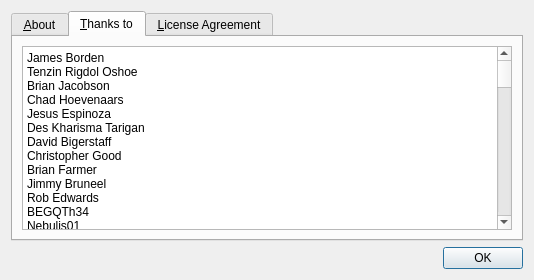
Old version of the form gns3/ui/about_dialog.ui in the repository GNS3/gns3-gui.
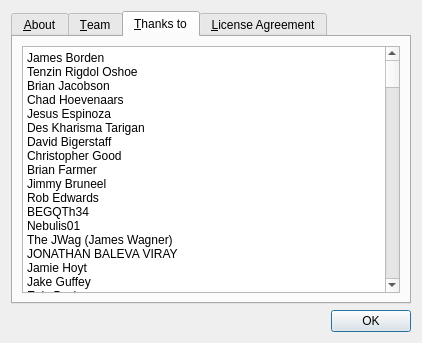
New version of the form. The open tabs and pages were chosen to show the change. Icons and pictures are not drawn.

```diff
--- a/gns3/ui/about_dialog.ui
+++ b/gns3/ui/about_dialog.ui
@@ -9,8 +9,8 @@
    <rect>
     <x>0</x>
     <y>0</y>
-    <width>534</width>
-    <height>280</height>
+    <width>422</width>
+    <height>343</height>
    </rect>
   </property>
   <property name="windowTitle">
@@ -82,6 +82,24 @@
        </item>
       </layout>
      </widget>
+     <widget class="QWidget" name="tab_4">
+      <attribute name="title">
+       <string>&amp;Team</string>
+      </attribute>
+      <layout class="QVBoxLayout" name="verticalLayout">
+       <item>
+        <widget class="QPlainTextEdit" name="uiTeamPlainTextEdit">
+         <property name="readOnly">
+          <bool>true</bool>
+         </property>
+         <property name="plainText">
+          <string>
+</string>
+         </property>
+        </widget>
+       </item>
+      </layout>
+     </widget>
      <widget class="QWidget" name="tab_2">
       <attribute name="title">
        <string>&amp;Thanks to</string>
@@ -2452,7 +2470,1177 @@
 Scott Maderitz
 Eugeniu Babin
 William M Zambrano
-Elton Hubner</string>
+Elton Hubner
+Marek Macovsky
+Luccas Aguiar
+Keith Nowosielski
+Dr Bankim Jani
+JS
+Tuxufologo
+kishiro
+Eric Gamess
+Nguyen Thai Nguyen
+Dmitry Pavlov
+AS97
+Axel Sioland
+Louis Bartay
+yokota shinichi
+medtemo
+Fekadu Berhane
+Dmitriy E. Koshkin
+amrinder kamboj
+Muyeen Parveez
+Peter Tavenier
+kalpana
+DlteC do Brasil
+Tim Wilkes
+Dave Malner
+Ali Fadhl Hussein
+elgrecos
+Brandon Fields
+Richard Jenniss
+mikemick
+Hitesh Panchal
+W3FTM
+TxetxuMC
+Rotero82
+JD Keith
+MichaelDHays
+yeyo
+Mohamed Mohamud
+Tarik houmaiza
+Alessandro Piva
+Arabi
+Victor Salas
+Santosh Nair
+Shashank Bhargava
+Andrew Tagliani
+Shamal Weerakoon
+Matt &quot;The Beard&quot; Powell
+Douglas Edward Luce
+John the PawWow
+Dave Persuhn
+Peter Daniel Bartyik
+Richard P. Mauer
+Juan C. Guerrero
+Randall Nieland
+Carlos Cabrera
+Jason Giles
+Robert Pribanic
+Renato Pinheiro de Souza
+Antonio J Remedios
+Adam Reblitz
+Jose Rodriguez
+Glenn Eberhard
+EricWibowo
+Peter M Nikodem
+Sergio Ryan La Torre
+Tommie James
+Sabine Reis
+Skyler Hayes
+Yoruba
+Jens Stark
+Dean Lewis
+Recundis
+Yazeed Fataar
+IOLARIU
+Kurt &amp; Ethan Steed
+Paul Slater
+Malick FALL
+eduinho
+Shev
+v0ha
+Bezmalinovic
+Les Bowditch
+Rick Sattler
+PGX
+Abhinandan Juyal
+Ernest Edwards
+Paul Woodhouse
+Ian Benoit
+Sasha Dee Robbins
+Ferrel
+Marc Snelgrove
+Nicolás A. Escudero
+Marcus Auman
+sides14
+albokillers
+Juan C. Espinoza
+Filipe Torres
+J.C. Cederboom BICT
+Jovanni
+Matthew C Hickey
+Michael Anthony Cummisky
+Dmitry Figol
+Brian Wusu
+ZEULEO
+SeongJaeYang
+Jesus Alirio Diaz Castro
+C Dennis Ferguson
+Viktor Pakin
+Shelbie_Fann
+Jay Canfield
+Andrei Bolanu
+Juan Felipe Palacios
+Igor Boyko
+hadinhphu
+Esvi Molina G.
+Shawn McHenry
+korjjj
+Abdul Jawad Shakoor
+Edmarc Vitz Oliveros
+Mike Melo
+Walter Haeffner
+TKH
+Matthew Weber
+H4K3R
+Shawn Hanff
+Ateeb Ahmed
+Jerry Kanoholani
+Anton Björkstrand
+Ryan Corcoran
+Eric Persch
+Dane Straub
+Syed Hashmi
+Muhammad Furqan Butt
+Jima
+Bill Scheirer
+Mikael H.
+Internetworkerz
+Mike Ferguson
+Matthew Mason
+Sujith TK
+TheSource
+Eduardo Romero Peña
+Andrei Niamtu
+Shafaq Ali
+Harold H Hall III
+Dion Rupert
+Iavarone
+Eric Geib
+Prakash
+Tom S Pedersen
+bash550
+Mukendi Zamba
+Daniel Gheorghe Luca
+Phillip B. deChantal III
+Aatif Nawaz
+Yuri (aka itAvgur) Melnikov
+iKaruS
+Jon Christopher Matthews
+Stuart Fordham
+olga1126
+Ashwani Patel
+Ronald White
+Rob VanHooren
+Ifti Hussain
+Jan Král
+pramod mangatha
+Franklin Davis
+Kendrick Som
+Joseph Amen
+Michael Lee Mosher
+Abel G. Aberra
+jbrake
+joso
+Renzo Tovar Ledesma
+Rodrigo Lube
+Emad Abid
+Joshua St.Clair
+Gabor Keri
+Chris Ortiz
+Michael P Goodwins
+Adrian Oden
+Paul Eugene Smth
+Sahil Pujani
+manokum6
+Ruslan Foutorianski
+Sinan Sulaiman
+Philip Weekly
+hernan.cruz.iii
+Torgny Holmlund
+A.Autricque
+LeeJBurton
+Daniel Elkins
+Ahmed Shetta
+Mihai Mirita
+AsdfghjkL
+Anton Zinchenko
+Anders Låstad
+Asimios Kiropoulos
+cdljel
+Meeralebbe Mohamed Rezard
+Chris Weber
+Shawn Nay
+Gabe Rivas
+Andrea Dainese
+Eric SAUGNAC
+vahid rezaabadi
+Don Kanicki
+Joe Mendola
+Stanislav_CCIE_NextGen
+Steven Coutts
+Ahmad Amran Ahmad
+ChewableFritter
+Torgny Tonna Holmlund
+Taiwo Awoyinfa
+Aju Jose
+Cory Light
+Daniel de Morais Gurgel
+pkillur
+Alex D
+Felipe Solis
+Vijayendra Shetty
+Frédéric &quot;Strall&quot; C.
+JP Scholten
+Olugbenga Adara
+José Ignacio Jorquera G.
+RICHMAC
+Timi Shoyele
+Andrew Roderos
+Sathursan Kantharajah
+Edj1963
+Lasse Haugen
+Thiago Bastos (TBastos)
+Diogo Mendes
+Eric Villeneuve
+ARNOLD KWAME MARKSON
+Tomek Szulczynski
+Achiraf
+Brent O'Keeffe - University of Chicago
+Trenton John Skoog
+Mark Hicks
+A Davis
+VASANT
+Dat Nguyen Thanh
+Robert W Goguen
+Noel Sergio
+Peter Clemenko III
+Happy Hanna
+Alexander Atanasow
+Nkosinathi Mntambo
+Jeff Oliver
+Sean Wauchop
+Simon Priest
+oliverdiese
+Simon Macpherson
+Dennis Weijenberg
+Jonathan Worth
+Pauly Comtois
+Dynamic Network Security Ltd
+siggjen
+TimmyK
+Hernan &quot;IP&quot; Marquez
+Ryan Young
+Abdiweli Haji
+Thomas Kager
+ElaineJoyDelaCruz
+Jeff Smith
+Lionel PONCELET
+Frode Figenschou
+EvelynBowman
+Dr Barra Touray
+Irvin Leo Villanueva
+Steven Bowman
+GurcharanSingh
+Shane Bradley
+Alex Kruch
+Andrew Quinton
+Jeremiah Sholes
+David E. Cohen
+Michael Ciacco
+Ziggy
+Abrhim
+Des Kharisma
+yusyd
+Tomasz Grzelak
+mosipd
+J.D. Wegner
+Fred O Asante
+George C. Dean
+Jose Ricardo Feliz de Oliveira
+Muhammad Nouman
+Hamid Reza Farahani Farid
+Kaizad Anklesaria
+Lonie Packer
+aelso.silva
+Erik de Wildt
+thepcdoctor
+Ben Murray (Cache22)
+kuji
+Bobbie Edwards
+AugurJ
+Rodrigo de Paula Cordeiro
+Edson Siqueira, RJ - Brazil
+JMB^3
+cgbfish
+zdenotim
+Jose Barrantes
+Gordon Howard Hannan
+Aboubacar Ballo
+Matt 'Jacktooth' Allen
+Gabe
+Junaid Khan
+Markus Schaufler
+Terry Rawleigh
+Abdulla Solutions.net
+Luis Carlos Salazar
+Charles Boston
+Tyrone Penn
+Paul Denning
+GSingh14
+preston
+Stephen Wilson
+JamesBernardVallespin
+Mircea Ion Nedelea
+Sung Jae Park
+Khaled Alghazi
+Ewart Duncan
+Nov Alpha Kilo
+Billy J Bryant &quot;Diomenas&quot;
+Tom_Evan_Alexa_Tif_Tippen
+abcdefgh1234
+Florian Ohnemüller
+gnos
+ankur singh
+Donna Murphy
+Joey Lamb
+Satyajit Mandal
+Jean Guandalini
+Mohammed Elqazzaz
+NWN Dan Hellwig
+Raghav Gurung
+Jon Halar
+Daniel G Tootell
+Graham Shaw
+Lando Thomas
+Joe Sanchez
+Chris Corbin
+Samuel E. Brown
+Dmitri
+Omar Fawaz Thoaib Al-Sammarraie
+nyasha muzwidziwa
+snuthall
+Craig Coffey
+Ramgopal Reddy M
+Guilherme Montoanelli
+l3y3t
+Tony.Davis
+Pipeiden
+Thomas Tablada
+Matthew Piechotta
+David Michael Alan Daniel Gross
+Robert Bezerra
+Sergey Polski
+Ivan Haralamov
+Harley Hopkins
+Dave Kretzmer
+Timur Mezentsev
+David Bianchi-Pastori
+Przemyslaw 'UWillC' Snowacki
+Samuel Oppong
+Joshua Riesenweber
+Vlad Ivanovic
+bryanamv
+Tomasz Łęgowiak
+M. Dustin Brimberry
+Monthon Thunboonma
+Parambir Singh Bhullar
+Fahad
+Thomas Wing
+Devan Hardwick
+Bahman Arbab
+Jared M.
+Philip Wong
+Paulo Galluzzi
+Gregory L. Johnson, Jr.
+Mario Mariscal
+KYLE LYNCH
+Ross Anderson
+John Littler
+Kingsley Tambe-Ebot
+Muhammed Ali Bulut
+Sanjay Kumar Patel
+MUJTABA HAIDARY
+juliox
+Robert Morris
+Nick Duff
+Andrew Krist
+GNS41292
+Vishnu Nagepally
+Prithvi
+Jomar Vincent Miller
+Gildas Pambo
+Michalis Polyadis
+A.W. van Bart
+Erwyn Tadong
+Robert Laidlaw
+Lance Heckerman
+Tzu-Che HUANG
+S.Gerry
+Kevin R. Owens II
+Ahmed Alayyoubi
+GNS40116
+KeshavS
+Panagiotis Dasouras
+Francesc Lumbierres
+Brandon Benchley
+Rusu Mihai
+Imran Yousaf
+bsdam
+Curtis Bunch
+Diego Antonio Quintana Solano
+Kendell-Lee
+Scott Pickles
+Ahmed AlGherbawi
+Unzagi
+Tim Sedlmeyer
+Ethan Tan YW
+Bad Mother Fucker
+Gurpreet Grewal
+veers
+Ehsan Hzare
+Dennis Pham
+Edsil Welch
+yarrrr
+Alexey Eromenko &quot;Technologov&quot;
+Junior J George
+Q Ozzman
+Jakso Ozi Laszlo
+Origosis
+Dave Martin
+Matthew A. Kurowski
+FosNA
+Md.Rafiqul Islam
+Wuggles
+Jason Marley
+Adnan Kolakovic
+Thomas A York
+mikedesanto
+Ramadevu Ramkumar
+Joe Audet
+Barz Dove
+BremerH0
+Karwan
+Mark McGrady
+Herbie
+Adefisayo Adegoke
+Luke Dominy
+Gareth Rhys Williams
+Harley Thomas Jones
+Elvis Lunga
+elinathan
+Chris Dent
+Omeata Ifeanyi
+Sanyi Wakgari
+gizmo
+routenull0
+Simon Wilkinson
+Andy Britten 59 Commando RE
+THEIS
+F Graham
+Graham MacGregor
+wgamper
+Mark Buono
+John Li
+Daniel David
+Ahmed Thabet
+Prithvi Das
+Mike Mcleod Jr.
+Michael Higgins
+Praveen Kumar
+Rick Mills
+Miguel Sama
+Jim Aurouze
+Pramod Mangatha
+Ghiyas Haider
+frank hopkins
+Bizkitcan
+John Rockwell
+Patrick Joseph A Evangelista
+Tom Deamer
+TiagoWR
+Iman Ebrahimi Tajadod
+Somone77 was here
+mckrsta@hotmail.com
+Joseph Munyongi
+Chris Palmer
+Himanshu Bhatt
+Phil Henson
+Rfernandes
+Eze
+Ezenwa
+DaRyan Horn
+Waisudin Farzam
+Vyacheslav Sobchenko
+Robert Gorbul
+MrBultitude
+Dave Massam
+Khumi
+Francisco &quot;TuKoX&quot; Briano
+Aijaz
+rittam
+Seweryn Obieglo
+Tessius
+Hans Lossman
+Libi Pappachen
+TSAV
+Deskha
+Mohammad Al Amaireh
+Megajove
+Nico Heijnen
+Jeff Nagel
+Travis Baker
+Bryan Tabb
+MNL1960
+LsTRA
+GarethHall
+Vanquish1986
+JAMES SNEW
+Muhammad Bhatti
+Tiago Marques
+Jason Pietrzak
+Ping Petchged
+Herman
+Nikul Patel
+Alfred Eric Jones III
+Josh Barenthin
+Kanuj Behl KjB
+philbeau
+YALEW TAKELE
+phletchmattic
+Jayir Mansuclal
+Phil Beaudoin
+Steve Minnick
+Eugenio de la TorreGNS30928
+Eugenio de la Torre
+Aelso.silva
+Jodoval Luiz dos Santos Junior
+Zack Manriquez
+WOS
+Chris Good
+ALI QASSEM ALMHDI
+Clifton Bissick
+Edward Cohen
+Driton B
+Brian Keifer
+Henry Dsouza
+Garrett Haynie
+Bob Lyons
+David E Soto JR
+Rob Jeff
+Cicero Avila
+fulopa7
+Arnaud Helin
+Dan Alongi
+JamesDanielMorris
+Vladimir Novakovic
+Daniel Baeza
+Manolo164
+Mike Simkins
+Craig Ellegood
+Angel Serrano
+Jude Lymn
+Robert Jordan
+Karl Struss
+Curt Kellum
+Paul Gunter Bravo Ch.
+Guy Verdegem
+Walter Johnstone-Breen
+Maged Atef
+Morgan Chea
+Microland Limited
+Saed Zahedi
+Reynaldo Bilan
+Josh Lumahan
+Nima Javidi
+CraftedPacket
+Mike McPhee
+Christopher Beyer (CT)
+lishanmirando
+Christian Chavez
+Shawn H4K3R Hanff
+Marcin Markowski
+Ibrahim El-Ali
+Muhammad Agung Nugroho
+Don Taylor II
+Ian Davidson
+Henry Trombley II
+Nestor Rubio
+Fritters
+Korish
+Humaiun
+Bilal Issa
+Francisco Alfaro Espinoza
+Travis Kreikemeier
+Chee Vooi Lew
+Ovidiu Constantinescu
+Sergio Martinez Leon
+saran
+SPUCKETT
+Krishna Kumaran GK
+StefanoLaguardia
+Patrick McGirr
+Anderson vakaoBR Leite
+Felippe Dias
+Vladimír Vladys Jančich
+Johnboy3
+Shane Froebel
+Cushgod
+Craig Zambra
+tsk700
+Erik Pettersson
+Daniel Leece
+Tim Ingalls
+Matti Huotari
+Duminda Wehalle
+MACE529
+Mohamed Furqan Firdous
+Dinesh Rupan
+Chad Stambaugh
+Thomas Marchsteiner
+Luis Gustavo Fernandes
+Aouachria Nassim
+Gerardo Estrada Gutierrez
+Erik A Bodholt
+Ali Khuram
+SysWiz
+Guilherme Ladvocat
+Ezy
+Chris Bell
+Paul Heck
+Bjørn Petter Kysnes
+Andre Jonker
+BARY
+Grillmon
+Hisham Jaghloul
+Straube
+Ian Patterson
+Andrew J. Thompson
+Damian Barlow
+Marcus
+Kevindenton
+KoolFadil
+Fadil Kadrat
+Jacob McCoy
+Penny Yeung
+SOE NAING OO
+Victor Reyes II
+Ronnie van Eecke
+Derek Fries
+ZAIM Lotfi
+Larry Peterson
+Stephen Arogbonlo
+Cristian Silva Guerra
+Bill Miller
+jaberzadeh
+Peyton Quast
+Ola
+D O'Raghallaigh
+Shaik Mahamood
+ZardozTrampoline
+Jason Zimmerman
+ALI Q ALMHDI
+Maxim Klimanov
+DBQ1969
+Drew Gough
+Aamir Ismail
+Ejdayid
+Charles Maze
+GunnarHakonarson
+Mark Wyss
+nicku
+Adam Norman
+Ahmad Rateb
+Kingsley Tako
+Saminder Sandhu
+Ahmed (Sigey)
+Rémy POUPPEVILLE
+JeroenPeeters
+d3vild0g
+Stefan Stoyanov
+Anthony Hopkins
+Paul Jeffrey
+Tommy Faucher
+Gessesse Eshetu
+Christopher Pratt
+Jani Laakkonen
+Marios Nicou Louca
+Aaron Schmierer
+Chris Luke
+Preston Taylor
+Chris &quot;Sasquatch&quot; Saxton
+Brian Dalhover
+Aaron Mayfield
+Engjell R. Pllana
+KalSarai
+Mike Nathan
+Le Viet Thanh
+Stumper
+Brian Ladd
+Brian Binion
+Marcos Umino
+Alex Martins
+Petrollese
+Marion Bogdanov
+Tom Jehn
+Kevin &quot;MadDOG&quot; Livingston
+Mike Profitt
+Sean Treschen Pillay
+adunselman
+Andre Dunselman
+Don McDonald
+Jeff Cummings
+Carlos M Cabrera Vargas
+Dilip Ratna
+Viet Nguyen
+Nelson Lee
+John Anthony Jones
+Jack and Mia
+JamesANDDanielMorris
+Giuliano Barros
+Ingo Bothe
+Malik Lolonga
+NAIF - ALthubaiti
+Faisal Rehman
+Juergen Morgenstern
+Adli Hajarat
+SONIDA
+Dan Morgan - VisuMAX
+Joe Sarah Vivien Brantley
+Joe Sarah Vivien Sam Brantley
+Alex Kiwerski
+Christian Hansen
+Digital Design Networks, LLC
+TorentZachary
+RobinM
+Michael Amador
+claytondf
+James W.A. Albert
+Mike Carty , Alliance
+Damian Zaremba
+Sol Birnbaum
+Mark Butler
+Sam Alletto
+Ron Cannella
+RIP Benjamin Gibbs
+Joshua Settle
+rotimi gbadamosi
+rivmont
+CCIE28826
+Miltiades Hadjioannou
+Psyche607
+Yohan
+Denilson Dejesus
+Allan Que
+Rudy R Guerra
+Palle Christoffersen
+Kishor
+Vinicius, O Caixeta
+Mohamed Rezard Meeralebbe
+EmreR
+Alex Hubery
+Sol Huebner
+alepo
+Andrés oRtA eLiZalde
+Frank Garrison
+Vincent van der Sluijs
+NelsonNetworks
+Marc Weisel
+wobe
+Kev Ward,UK
+Mitch Vaughan
+Mujtaba Mir
+Arni Birgisson
+Abel Aberra
+Jeff Nierman
+godZilla
+gingerpower121
+cyrinojuca
+Peter Joseph
+Davisteraz
+Eduardo Cardoso dos Santos
+MARK &quot;BIG MAC&quot; MCGRADY
+chekoceron
+GuillermoJimenez
+Alvin Phillip
+jerrysimila
+Patrick den Hoed
+Ciro Centro Strico Salerno
+Emilio Morla
+Mike Shafer
+agho
+Fernando Requena
+Dovydas Stepanavicius
+Joseph W. Anderson
+Nathan Chisholm
+Yahngel
+rolf1974
+Joe Polak
+Stephen Moore
+Van Michael
+Ondrej Köver
+Brian Adelson
+Vasco Ferraz
+CHONG YU NAM
+Jody L. Whitlock
+Kanangu
+Godwin Nsubuga
+John Hennessy
+Michael A. Little
+stibibby
+Shane K Hunt
+Adroit Tutoring
+JamesBernardBenjaminVallespin
+Ken B.
+Asib Yussuf
+Miguel Edison Santos - CAF
+Robson Luis Sgai
+Leon Deguenon
+Gabriel Urra
+Rob Coote
+Wickedkuul_Beehotsch
+Robert Mikołajczyk
+Yasser A. Alluhaidan
+Gessesse ESHETU
+Joe Kukis
+rgb943
+Joe Wills
+Robert Rittenhouse
+Reinaldo Benitez
+vrhvenkatesh
+Nirav Bhatt
+David Perry
+Carsten Ellermann
+Rufus Methu Igoro
+Jeff Pooley
+Andrew B. Shipton
+YeowKee YK@TECHNICALES.COM
+naveed4k143
+Nathan Ash #12148057
+Robert Marmo
+George Vanburgh
+Tudor Davies
+Jeremy Bowen
+Andrew Fox
+Junior Taitt
+Tropizm
+Potcholo &quot;Nick&quot; Nicolas
+Brandon Bennett
+ntwrks
+Hjalti Pálmason
+Zachary Hill
+Ian Verno
+Jean-Christophe Baptiste
+chandima Ediriweera
+GunnarH
+Kenrick Wong
+David Afro Lezama Castro
+Asad Munir
+mohammed hashim
+José Luis Berlanga Villlarreal
+aaden
+Martin Schumacher
+Ðrizz
+Daniel Lintott
+tekdork
+Sergio Pereira
+James Wamburi
+Mark Wecker
+umar.hanafi86@gmail.com
+Edson Tadeu Almeida da Silveira
+Christopher Kilger
+Alex Beal
+Johnny Uribe
+Kevin P Sheahan
+Alex C. Rodich
+Joao Teixeira
+Caio Vianna Mello
+fierceg37s
+Doug Lardo
+Conrad Jedynak
+Andy Kelsall Jr.
+Marco Basurco
+Julio Delgado Jr
+Ken Hallstrom-Meade
+Nathan Loop
+daxm
+Kevin Pryce
+Skipdog
+Jean D Ulysse
+Richard Kwame Peasah
+Peter Musolino
+Eric Andrews
+Essam M Mahmod Ahmed
+Mir Ali
+JesurajAP
+David Darryl Pitre
+Vladimir Zalles
+C_S_Ginn
+Gustaf Hyllested Serve
+Matt Blackwell
+Skilldibop
+Paul &quot;Skilldibop&quot; Jerome
+Gera74
+AAronC
+Rob Wilkes
+steve brokenshire
+Mardie Kartosoewito
+Ryan Bagley
+Mario Seoane
+James Vickery
+Peter Scheele
+pdxDavid
+Pedro Sobral
+Bryan E. Pratt Jr.
+Eddy Loffeld
+Joshua Guillory
+ClarenceCaldwell
+Afrim Kwarteng
+Chika
+Marco Caruso
+Abubakr A Binafif
+chuck russell
+Jake Vallejo
+Kostia
+Biswajit
+Marcelo da Silva Conterato
+Ellert Hardarson
+Rowan Lee
+Mossyrik78
+Mikhail Shpak
+Gianremo Smisek
+xtify21
+Travis Newton
+Stephen Turnbull
+James Grace
+Eric &quot;Frenchie&quot; Villeneuve
+Rick Brady
+Bodizzle
+rbailey-NTAI
+Asamoto
+Allen Taylor
+NetJimB
+kyoungyong lee
+Damian Marcrum
+Nicolas Bautista
+Brad Allatt
+Salman Ahmad
+Gerardo Guzman
+Kovan Azeez
+Alkhamisy Adel Hamad
+RajJyothi
+Leonardo S Jeronimo
+Xcratburma
+Bjørn-Inge Haga
+Tristian Howard
+Robert Wilson
+BattyTheJedi
+Kosala
+Nazmus Sakib
+Alfred Eric Jones
+J Grant Bellchamber
+Lekan Aje
+Jacob Winkle
+Maybe translate to Norwegian?
+Anthony R Junk
+Amplex Electric, Inc.
+Sue Chatterjee
+Glen Stadig
+Christian Menz
+Billy Nix
+JoeyL.
+Alessandro.Veras
+Steven Vlahakis
+Kevin Bowen
+NG11geek
+Matvey Gubanov
+frano-dalmatinac
+OrceDimitrovski
+boogsalmighty
+Maky Robert
+Stuart Walker
+Vipin Kumar
+N.Sivatharzan
+Dannie Norman
+Sylvester Metieh
+Tyler Pruess
+DanielMB
+Ryan Douglass Milton
+Ahmad Amran - Webcore
+Benjamin Feld
+GWSchweickert
+Dirk Fettke
+AJ NOURI
+Stefan_Basson_Sydney_AUS
+Tang Choong Whye
+Ofer Ben Zvi
+5UCC355
+Rikard Borginger
+Robert K. Saydee Sr.
+D.Coty
+Michael G. Taylor Sr.
+Erich Schommarz
+Cassius Thomas
+Dominic Metzger
+Mike Manning
+José M. Castro Jr.
+Justin Bridgman
+Francis Enmanuel Baez Metz
+Ievgen Morskyi
+itAvgur-Irkutsk-Russia
+Padraic D. Hallinan
+Thomas Deamer
+Marco Paulo Ferreira
+Nicolas Pagano
+JR Garcia
+SIAGHY
+Naj Qazi
+reynaldo bilan
+Matt Egan
+Chris Beach
+Fco. Jose Santos
+Johnny Miller
+Muhammad Tahir Munir
+BJoslin
+Nick Fouts
+Pete Kowalsky
+developer
+Tyler Conrad
+Michael Weaver Johnson
+s2mfh
+Scotty2mfh
+Nicolas Dangeon
+Michial Cantrell
+Sébastien Larivière
+Primmus
+Wonder Jones
+Weston L Myers
+Steve Brosseau
+Ryan Mortier
+Steve Snavely
+Kirk J Iles
+Tiago Sousa
+Jesuraj Amaladas
+Mark C Bernier
+Jonathan David Rees
+David Bigerstaff
+Widmo
+Karl Billington
+naner2k
+Jose Daniel
+Mark.Foutch
+Bootcamp20
+Peter Hansen
+Dharnesh
+EnglishRob
+Jyotirmoy Lahkar
+Guggilam Guru Vasudeva
+Chris Higgins
+Blas Díaz (Colombia)
+Ahmed Albadree
+Jens Holtmann
+TJ Kwentus
+Jacob Smith
+Damian Baran
+phocean
+Mark &quot;BigMac&quot; McGrady
+teav-sovandara
+Dinesh Galani
+Raman Thapa
+RechieCebreros
+Jade Rampulla
+Fred Quan
+Martin Wall
+Louis Duzant
+SebasNati
+Erik Fairbanks
+Simon Boadi
+Darren Smurphin Murphy
+Stephanos Christou
+Rob Hinst
+Carlos A Salas
+Snehal Patel
+S. O'Reilly
+John Volter
+dkmahajan
+mansoor
+Charles Crosland
+Thiha Soe
+Ram K Bista
+toyosiolabs
+Shardul Ingle
+KhurramArif
+AaronMcKenna
+FaustoSampaio
+Justin Lemme
+Jquest
+Michael Brister
+Nicholas Donathan
+Slawomir Babicz
+Bradley Grein
+Roy
+RoyD
+Adam Bailey
+Daniel Neculai
+Kevin Vogt
+ALFREDO PASIGAN SALIPOT
+Giovanni Lojica
+Nicolas A. Escudero
+The Big Dirty
+Arun Joshi
+John Michael Santiago - boogs
+Gian-Luca Casella
+Geron Craig
+Christopher Young
+John Buelk
+Julio Moraes
+Aaron Meade
+Paulo Guerreiro (Portugal)
+CR Thompson
+Timár Zsolt
+Leobis
+Alan Matson
+Eric Park
+Pavel Tishkov
+L@mine S@lhi
+Per-Erik Brask
+Matt Williams
+Favre was here.
+Sergey Zheleznyak
+Alongi Daniel
+Lee Jeong Goo
+Chris Swinney
+Ayyappan Ramanan
+GSEC4959
+Cesar Honores
+Ravinderpal Singh
+Lee Haynes
+Jose Luis Bosquez Echevers
+Yevgeniy Orman
+Ankur Singh
+Marcos de Jesus Magagalhaes
+Dave Heinz
+Emberly
+Chris Gauthier
+Blair&amp;BenedictRepuyan
+Alex Recupero
+Victor Knell
+Travis Yates
+John Yates III
+Ian_C
+Jesse Jensen
+Drew Ludwick
+Chris Barlow
+Alessandro Veras
+Alan Matos
+Harold Alden A. Sanchez
+Munir B. Abdullahi
+FARTXaler
+DEWTEK
+DewTech
+Daniel Darby
+Tishkov Pavel [64]</string>
          </property>
         </widget>
        </item>
```
Left out of the diff: 19 changed lines with no effect on the pictures.
